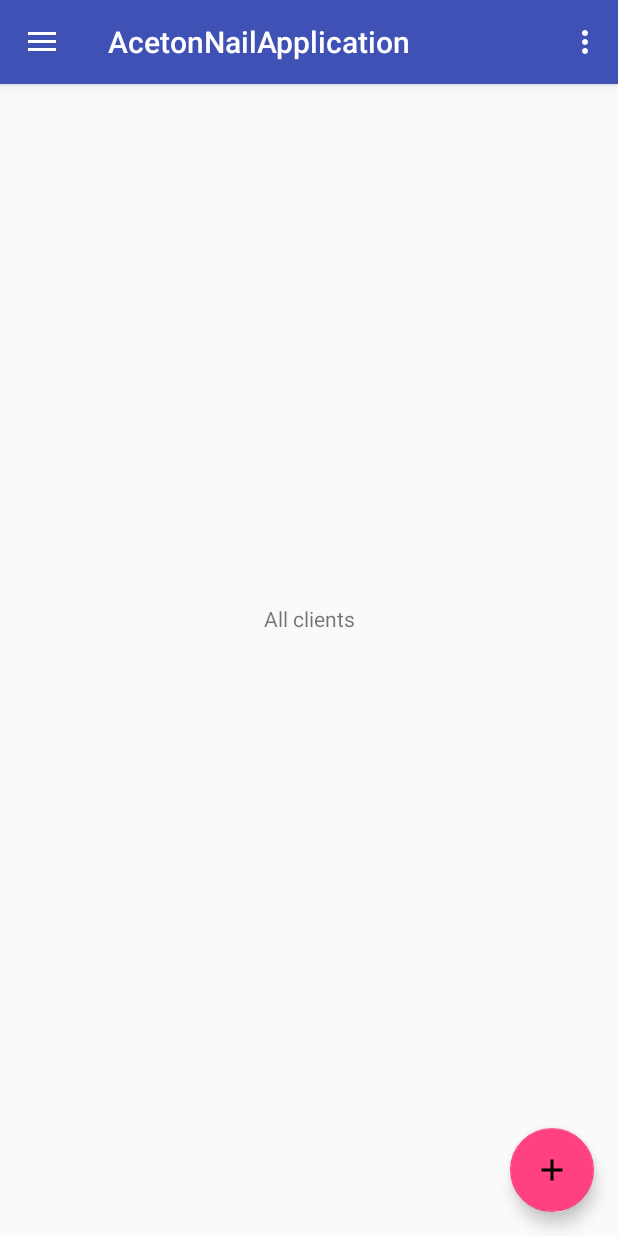
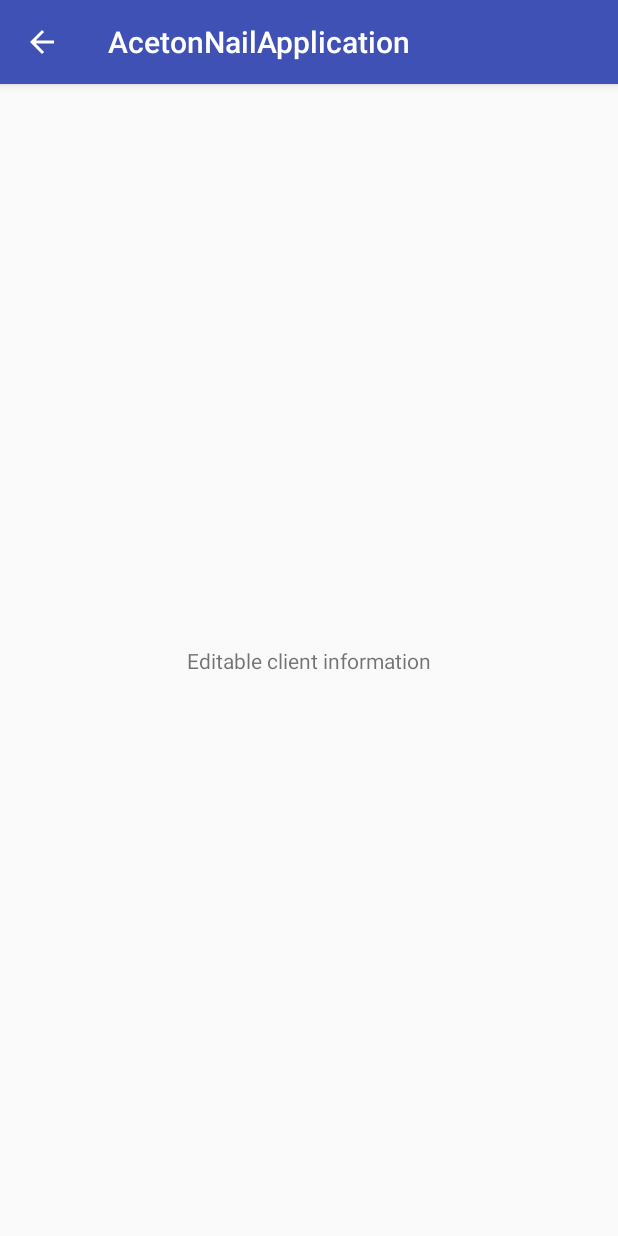
Before and after one commit to zore3xAD/AcetonNailApplication, an Android app: the screen it shows after launch (MainActivity before the commit, EditClientInformationActivity after it), after a tap on an icon or button, on a phone screen of 412 x 824 dp. Run offline under Robolectric (Android 15) with nearby library versions, the phone set to English and light mode, and no system bars.

Commit message:
Add EditClientInformationFragment and Activity for add new client and change existing client

```diff
--- a/app/src/main/AndroidManifest.xml
+++ b/app/src/main/AndroidManifest.xml
@@ -19,6 +19,8 @@
                 <category android:name="android.intent.category.LAUNCHER" />
             </intent-filter>
         </activity>
+        <activity android:name=".EditClientInformationActivity"
+            android:parentActivityName=".MainActivity"/>
     </application>
 
 </manifest>
--- /dev/null
+++ b/app/src/main/java/com/android/zore3x/acetonnailapplication/EditClientInformationActivity.java
@@ -0,0 +1,25 @@
+package com.android.zore3x.acetonnailapplication;
+
+import android.content.Context;
+import android.content.Intent;
+import android.support.v4.app.Fragment;
+
+import com.android.zore3x.acetonnailapplication.clients.EditClientInformationFragment;
+
+/**
+ * Created by DobrogorskiyAA on 27.11.2017.
+ */
+
+public class EditClientInformationActivity extends SingleFragmentActivity{
+
+    @Override
+    protected Fragment createFragment() {
+        return EditClientInformationFragment.newInstance();
+    }
+
+    public static Intent newIntent(Context packageContext) {
+        Intent intent = new Intent(packageContext, EditClientInformationActivity.class);
+
+        return intent;
+    }
+}
--- a/app/src/main/java/com/android/zore3x/acetonnailapplication/MainActivity.java
+++ b/app/src/main/java/com/android/zore3x/acetonnailapplication/MainActivity.java
@@ -41,6 +41,7 @@ public class MainActivity extends AppCompatActivity
                 switch (mFragmentId) {
                     case ClientsListFragment.ID:
                         Log.i(TAG, "Add client");
+                        startActivity(EditClientInformationActivity.newIntent(getApplication()));
                         return;
                     case MastersListFragment.ID:
                         Log.i(TAG, "Add master");
--- /dev/null
+++ b/app/src/main/java/com/android/zore3x/acetonnailapplication/clients/EditClientInformationFragment.java
@@ -0,0 +1,38 @@
+package com.android.zore3x.acetonnailapplication.clients;
+
+import android.os.Bundle;
+import android.support.annotation.Nullable;
+import android.support.v4.app.Fragment;
+import android.util.Log;
+import android.view.LayoutInflater;
+import android.view.View;
+import android.view.ViewGroup;
+
+import com.android.zore3x.acetonnailapplication.R;
+
+/**
+ * Created by DobrogorskiyAA on 27.11.2017.
+ */
+
+public class EditClientInformationFragment extends Fragment {
+
+    public static final String TAG = "EditClientFragment";
+
+    public static EditClientInformationFragment newInstance() {
+
+        Bundle args = new Bundle();
+
+        EditClientInformationFragment fragment = new EditClientInformationFragment();
+        fragment.setArguments(args);
+        return fragment;
+    }
+
+    @Nullable
+    @Override
+    public View onCreateView(LayoutInflater inflater, @Nullable ViewGroup container, @Nullable Bundle savedInstanceState) {
+        Log.i(TAG, "Create fragment EditClientInformation");
+        View v = inflater.inflate(R.layout.fragment_edit_client_information, container, false);
+
+        return v;
+    }
+}
--- /dev/null
+++ b/app/src/main/res/layout/fragment_edit_client_information.xml
@@ -0,0 +1,22 @@
+<?xml version="1.0" encoding="utf-8"?>
+<android.support.constraint.ConstraintLayout xmlns:android="http://schemas.android.com/apk/res/android"
+                                             xmlns:app="http://schemas.android.com/apk/res-auto"
+                                             xmlns:tools="http://schemas.android.com/tools"
+                                             android:orientation="vertical"
+                                             android:layout_width="match_parent"
+                                             android:layout_height="match_parent">
+
+    <TextView
+        android:id="@+id/textView5"
+        android:layout_width="wrap_content"
+        android:layout_height="wrap_content"
+        android:layout_marginBottom="8dp"
+        android:layout_marginLeft="8dp"
+        android:layout_marginRight="8dp"
+        android:layout_marginTop="8dp"
+        android:text="Editable client information"
+        app:layout_constraintBottom_toBottomOf="parent"
+        app:layout_constraintLeft_toLeftOf="parent"
+        app:layout_constraintRight_toRightOf="parent"
+        app:layout_constraintTop_toTopOf="parent"/>
+</android.support.constraint.ConstraintLayout>
```
